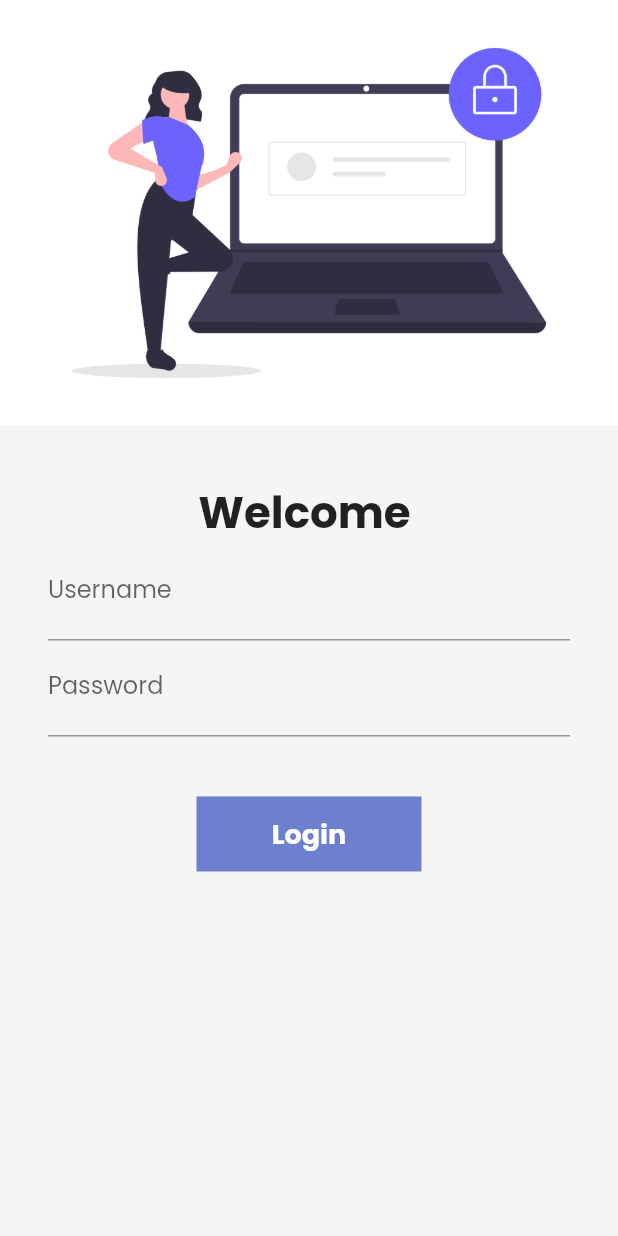
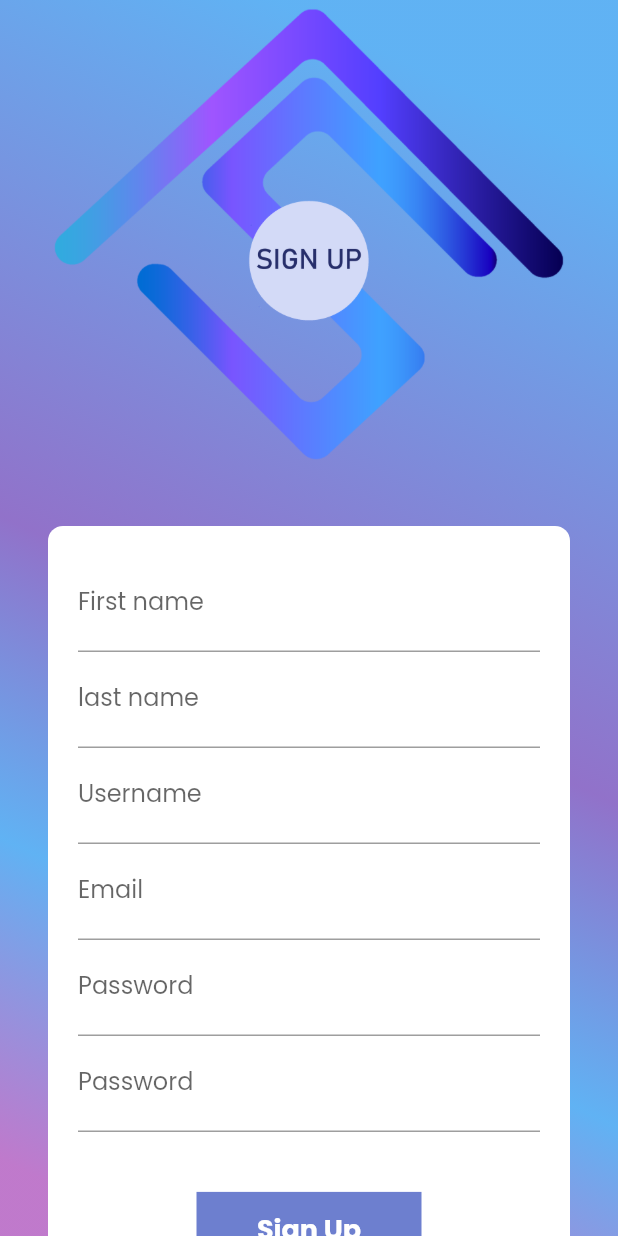
Before and after one commit to SajjadAli9470/devapp, a Flutter app: the screen it shows after launch, on a phone screen of 412 x 824 dp. Run offline on Flutter 3.47's test engine with Material 2 defaults, Android fonts, the light colour scheme and no system bars; drawn by our look-alikes of velocity_x; our stand-ins replace google_fonts.

Commit message:
signup_design compelete

```diff
--- a/techstore/lib/main.dart
+++ b/techstore/lib/main.dart
@@ -4,6 +4,7 @@ import 'package:flutter/material.dart';
 import 'package:techstore/pages/cart_page.dart';
 import 'package:techstore/pages/home_page.dart';
 import 'package:techstore/pages/login_page.dart';
+import 'package:techstore/pages/signup_page.dart';
 import 'package:techstore/utils/routes.dart';
 import 'package:techstore/widgets/themes.dart';
 // ignore: depend_on_referenced_packages
@@ -38,12 +39,13 @@ class MyApp extends StatelessWidget {
       theme: MyTheme.lightTheme(context),
       darkTheme: MyTheme.darkTheme(context),
       debugShowCheckedModeBanner: false,
-      initialRoute: MyRoutes.loginRoute,
+      initialRoute: MyRoutes.SignRoute,
       routes: {
         // "/": (context) => HomePage(),
         MyRoutes.homeRoute: (context) => HomePage(),
         MyRoutes.loginRoute: (context) => LoginPage(),
-        MyRoutes.cartRoute: (context) => cartPage()
+        MyRoutes.cartRoute: (context) => cartPage(),
+        MyRoutes.SignRoute: (context) => SignPage(),
       },
     );
   }
--- a/techstore/lib/pages/login_page.dart
+++ b/techstore/lib/pages/login_page.dart
@@ -31,7 +31,8 @@ class _LoginPageState extends State<LoginPage> {
 
   @override
   Widget build(BuildContext context) {
-    return Material(
+    return SafeArea(
+      child: Material(
         color: Theme.of(context).cardColor,
         child: SingleChildScrollView(
           child: Form(
@@ -46,7 +47,8 @@ class _LoginPageState extends State<LoginPage> {
                 height: 20.0,
               ),
               Padding(
-              padding: const EdgeInsets.symmetric(vertical: 16, horizontal: 32),
+                padding:
+                    const EdgeInsets.symmetric(vertical: 16, horizontal: 32),
                 child: Column(
                   children: [
                     Text(
@@ -111,8 +113,9 @@ class _LoginPageState extends State<LoginPage> {
                               ),
                         decoration: BoxDecoration(
                           color: MyTheme.lightBluishColor,
-                        shape:
-                            changeButton ? BoxShape.circle : BoxShape.rectangle,
+                          shape: changeButton
+                              ? BoxShape.circle
+                              : BoxShape.rectangle,
                           // borderRadius: BorderRadius.circular(50)),
                         ),
                       ),
@@ -123,6 +126,7 @@ class _LoginPageState extends State<LoginPage> {
             ]),
           ),
         ),
+      ),
     );
   }
 }
--- /dev/null
+++ b/techstore/lib/pages/signup_page.dart
@@ -0,0 +1,234 @@
+// ignore_for_file: prefer_const_constructors
+
+import 'dart:math';
+
+import 'package:techstore/utils/routes.dart';
+import 'package:techstore/widgets/themes.dart';
+import 'package:flutter/material.dart';
+
+class SignPage extends StatefulWidget {
+  const SignPage({super.key});
+
+  @override
+  _SignPageState createState() => _SignPageState();
+}
+
+class _SignPageState extends State<SignPage> {
+  // const SignPage({Key? key}) : super(key: key);
+
+  String name = "";
+  String password = "";
+  bool changeButton = false;
+
+  final _formKey = GlobalKey<FormState>();
+  String? validateEmail(String? value) {
+    String pattern =
+        r"^[a-zA-Z0-9.!#$%&'*+/=?^_`{|}~-]+@[a-zA-Z0-9](?:[a-zA-Z0-9-]"
+        r"{0,253}[a-zA-Z0-9])?(?:\.[a-zA-Z0-9](?:[a-zA-Z0-9-]"
+        r"{0,253}[a-zA-Z0-9])?)*$";
+    RegExp regex = RegExp(pattern);
+    if (value == null || value.isEmpty || !regex.hasMatch(value)) {
+      return "Enter valid Email";
+    } else
+      return null;
+  }
+
+  movetoHome(BuildContext context) async {
+    if (_formKey.currentState!.validate()) {
+      setState(() {
+        changeButton = true;
+      });
+
+      await Future.delayed(Duration(seconds: 1));
+      await Navigator.pushNamed(context, MyRoutes.loginRoute);
+      setState(() {
+        changeButton = false;
+      });
+    }
+  }
+
+  @override
+  Widget build(BuildContext context) {
+    Random random = new Random();
+    int randomNu = random.nextInt(100);
+    return SafeArea(
+      child: Material(
+        color: Theme.of(context).cardColor,
+        child: SingleChildScrollView(
+          child: Container(
+            decoration: BoxDecoration(
+              // Box decoration takes a gradient
+              gradient: LinearGradient(
+                // Where the linear gradient begins and ends
+                begin: Alignment.topRight,
+                end: Alignment.bottomLeft,
+                // Add one stop for each color. Stops should increase from 0 to 1
+                stops: const [0.1, 0.5, 0.7, 0.9],
+                // ignore: prefer_const_literals_to_create_immutables
+                colors: [
+                  // Colors are easy thanks to Flutter's Colors class.
+                  Colors.blue.withOpacity(0.7),
+                  Colors.deepPurple.withOpacity(0.7),
+                  Colors.blue.withOpacity(0.7),
+                  Colors.purple.withOpacity(0.6),
+                ],
+              ),
+            ),
+            child: Form(
+              key: _formKey,
+              // ignore: duplicate_ignore
+              child: Column(children: [
+                Image.asset(
+                  "assets/images/sign_img.png",
+                  fit: BoxFit.cover,
+                ),
+                // ignore: prefer_const_constructors
+                SizedBox(
+                  height: 20.0,
+                ),
+                Padding(
+                  padding:
+                      const EdgeInsets.symmetric(vertical: 16, horizontal: 32),
+                  child: Container(
+                    padding: EdgeInsets.all(20),
+                    decoration: BoxDecoration(
+                        color: Colors.white,
+                        borderRadius: BorderRadius.circular(10)),
+                    child: Column(
+                      children: [
+                        TextFormField(
+                          decoration: const InputDecoration(
+                              hintText: "Enter first name",
+                              labelText: "First name"),
+                          validator: (value) {
+                            if (value!.isEmpty) {
+                              return "Username cannot be empty";
+                            }
+                            return null;
+                          },
+                          onChanged: (value) {
+                            name = "$value$randomNu";
+
+                            setState(() {});
+                          },
+                        ),
+                        TextFormField(
+                          decoration: const InputDecoration(
+                              hintText: "Enter  last name",
+                              labelText: "last name"),
+                          validator: (value) {
+                            if (value!.isEmpty) {
+                              return "Username cannot be empty";
+                            }
+                            return null;
+                          },
+                        ),
+                        TextFormField(
+                          controller: TextEditingController(text: "$name"),
+                          decoration: const InputDecoration(
+                            hintText: "Enter username",
+                            labelText: "Username",
+                          ),
+                        ),
+                        TextFormField(
+                          decoration: const InputDecoration(
+                              hintText: "Enter Email", labelText: "Email"),
+                          validator: (value) {
+                            String pattern =
+                                r"^[a-zA-Z0-9.!#$%&'*+/=?^_`{|}~-]+@[a-zA-Z0-9](?:[a-zA-Z0-9-]"
+                                r"{0,253}[a-zA-Z0-9])?(?:\.[a-zA-Z0-9](?:[a-zA-Z0-9-]"
+                                r"{0,253}[a-zA-Z0-9])?)*$";
+                            RegExp regex = RegExp(pattern);
+                            if (value == null ||
+                                value.isEmpty ||
+                                !regex.hasMatch(value)) {
+                              return 'Enter a valid email address';
+                            } else {
+                              return null;
+                            }
+                          },
+                        ),
+                        TextFormField(
+                          obscureText: true,
+                          decoration: const InputDecoration(
+                              hintText: "Enter password",
+                              labelText: "Password"),
+                          onChanged: (value) {
+                            password = value;
+                            setState(() {});
+                          },
+                          validator: (value) {
+                            if (value!.isEmpty) {
+                              return "Password cannot be empty";
+                            } else {
+                              if (value.length < 6) {
+                                return "Password length should be atleast 6 ";
+                              }
+                            }
+                            return null;
+                          },
+                        ),
+                        TextFormField(
+                          obscureText: true,
+                          decoration: const InputDecoration(
+                              hintText: "Enter password",
+                              labelText: "Password"),
+                          validator: (value) {
+                            if (value!.isEmpty) {
+                              return "Password cannot be empty";
+                            } else {
+                              if (value.length < 6) {
+                                return "Password length should be atleast 6 ";
+                              } else {
+                                if (value != password) {
+                                  return "Confirm your password ";
+                                }
+                              }
+                            }
+
+                            return null;
+                          },
+                        ),
+                        SizedBox(
+                          height: 40.0,
+                        ),
+                        InkWell(
+                          onTap: () => {movetoHome(context)},
+                          child: AnimatedContainer(
+                            duration: Duration(seconds: 1),
+                            width: changeButton ? 50 : 150,
+                            height: 50,
+                            alignment: Alignment.center,
+                            decoration: BoxDecoration(
+                              color: MyTheme.lightBluishColor,
+                              shape: changeButton
+                                  ? BoxShape.circle
+                                  : BoxShape.rectangle,
+                              // borderRadius: BorderRadius.circular(50)),
+                            ),
+                            child: changeButton
+                                ? Icon(
+                                    Icons.done,
+                                    color: Colors.white,
+                                  )
+                                : Text(
+                                    "Sign Up",
+                                    style: TextStyle(
+                                        color: Colors.white,
+                                        fontWeight: FontWeight.bold,
+                                        fontSize: 18),
+                                  ),
+                          ),
+                        ),
+                      ],
+                    ),
+                  ),
+                )
+              ]),
+            ),
+          ),
+        ),
+      ),
+    );
+  }
+}
--- a/techstore/lib/utils/routes.dart
+++ b/techstore/lib/utils/routes.dart
@@ -1,5 +1,6 @@
 class MyRoutes {
   static String loginRoute = "/login";
+  static String SignRoute = "/sign";
   static String homeRoute = "/home";
   static String homeDetailRoute = "/detail";
   static String cartRoute = "/cart";
--- a/techstore/pubspec.yaml
+++ b/techstore/pubspec.yaml
@@ -43,6 +43,7 @@ dev_dependencies:
   google_fonts: ^3.0.1
   velocity_x: ^3.5.1
   http: ^0.13.5
+  # intl_phone_number_input: ^0.7.0+2
 
   # The "flutter_lints" package below contains a set of recommended lints to
   # encourage good coding practices. The lint set provided by the package is
```
Also changed, not shown: techstore/assets/images/login_img.png, techstore/assets/images/sign_img.png (added). Lines whose indentation alone changed are shown as unchanged.
